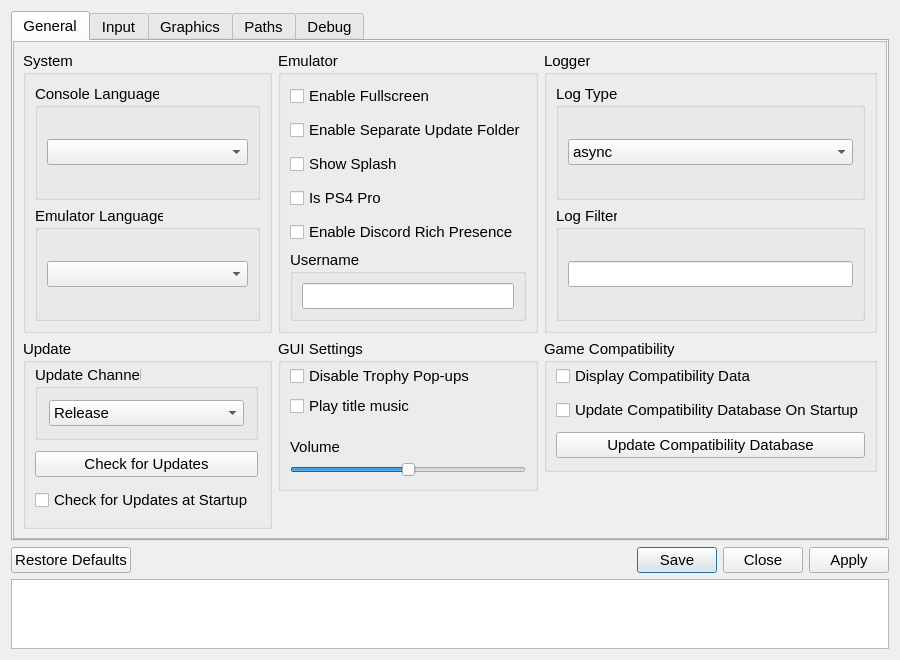
Before: the Qt Designer form src/qt_gui/settings_dialog.ui in Younes-Bel/shadPS4, drawn with Qt 5.
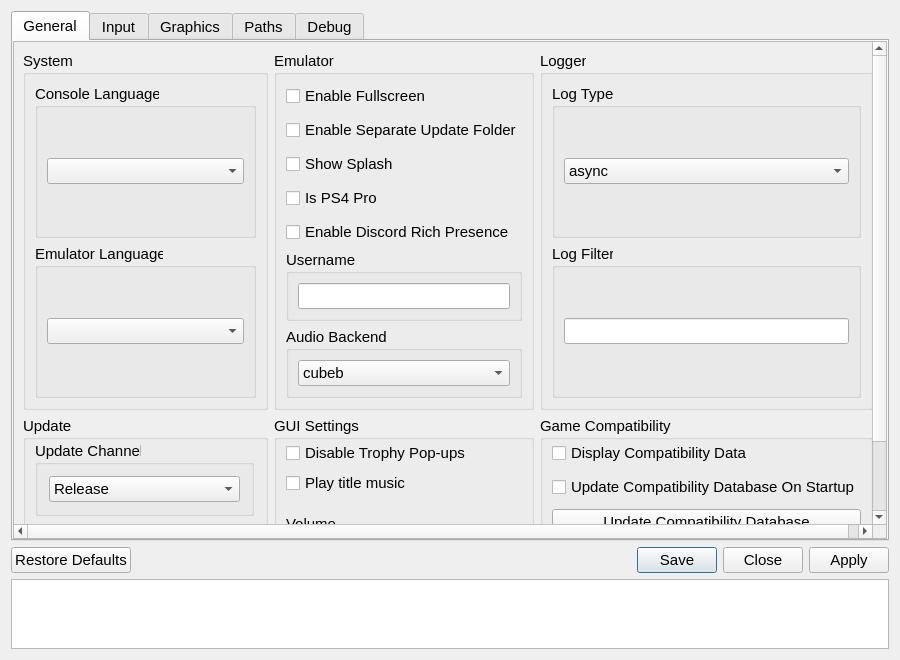
After: the same form once the commit is applied. Icons and pictures are not drawn.

Commit message:
audio: Implement cubeb audio out backend. (#1895)
* audio: Implement cubeb audio out backend.

* cubeb_audio: Add some additional safety checks.

* cubeb_audio: Add debug logging callback.

* audioout: Refactor backend ports into class.

* pthread: Bump minimum stack size to fix cubeb crash.

* cubeb_audio: Replace output yield loop with condvar.

* common: Rename ring_buffer_base to RingBuffer.

The edit to the form file:
```diff
--- a/src/qt_gui/settings_dialog.ui
+++ b/src/qt_gui/settings_dialog.ui
@@ -270,6 +270,29 @@
                  </item>
                 </layout>
                </item>
+               <item>
+                <widget class="QGroupBox" name="audioBackendGroupBox">
+                 <property name="title">
+                  <string>Audio Backend</string>
+                 </property>
+                 <layout class="QVBoxLayout" name="audioBackendBoxLayout">
+                  <item>
+                   <widget class="QComboBox" name="audioBackendComboBox">
+                    <item>
+                     <property name="text">
+                      <string>cubeb</string>
+                     </property>
+                    </item>
+                    <item>
+                     <property name="text">
+                      <string>sdl</string>
+                     </property>
+                    </item>
+                   </widget>
+                  </item>
+                 </layout>
+                </widget>
+               </item>
               </layout>
              </widget>
             </item>
```
The commit also changes 16 other files.
